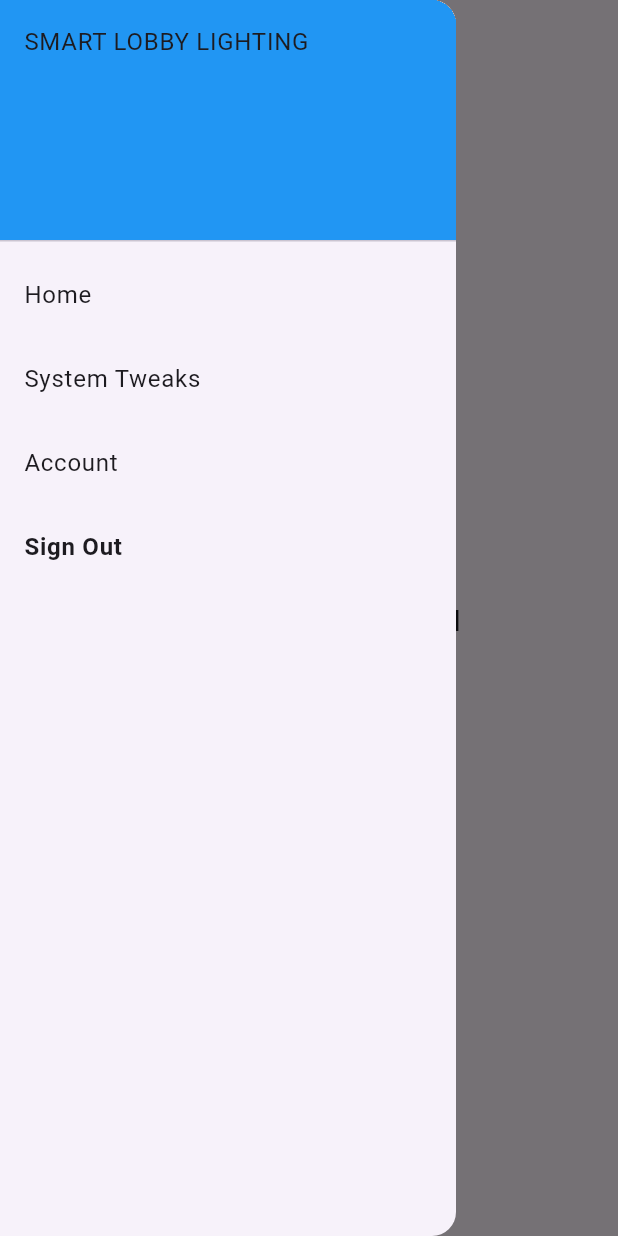
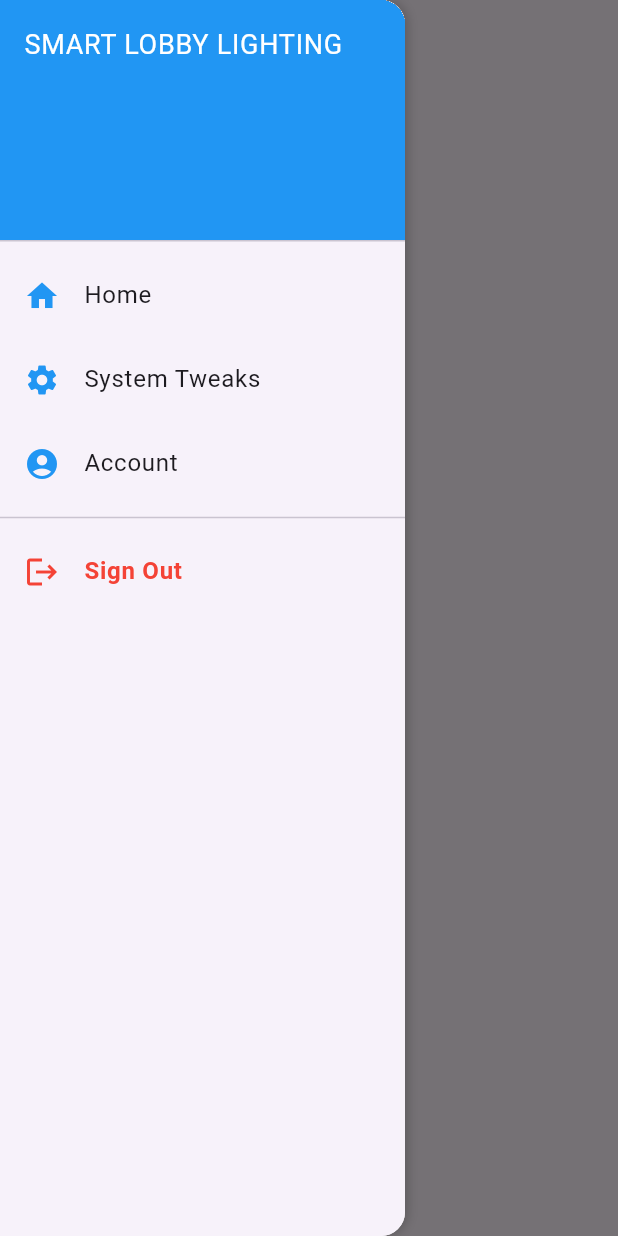
Before and after one commit to ezzzep/SMART-LOBBY-LIGHTING, a Flutter app: the screen it shows once a user with an empty profile is signed in, with the side drawer open, on a phone screen of 412 x 824 dp. Run offline on Flutter 3.47's test engine with Material 3 defaults, Android fonts, the light colour scheme and no system bars; drawn by our look-alikes of lite_rolling_switch; our stand-ins replace firebase_auth, firebase_core, fluttertoast, google_fonts; accounts and stored records are empty; network calls fail.

Commit message:
Activation Modified

```diff
--- a/lib/screens/dashboard/dashboard_screen.dart
+++ b/lib/screens/dashboard/dashboard_screen.dart
@@ -1,35 +1,8 @@
+import 'package:smart_lighting/services/service.dart';
 import 'package:flutter/material.dart';
-import 'package:smart_lighting/services/service.dart';
-import 'package:lite_rolling_switch/lite_rolling_switch.dart';
-import 'package:smart_lighting/common/widgets/successCard/success_card.dart'; // Import SuccessCard
 
-class Home extends StatefulWidget {
+class Home extends StatelessWidget {
   const Home({super.key});
-
-  @override
-  State<Home> createState() => _HomeState();
-}
-
-class _HomeState extends State<Home> {
-  bool isSwitchOn = false;
-  bool showSuccess = false; // Controls when SuccessCard is shown
-
-  void toggleSwitchPosition(bool state) {
-    setState(() {
-      isSwitchOn = state; // Update state when switch toggles
-      showSuccess = false; // Reset success display initially
-    });
-
-    if (state) {
-      Future.delayed(const Duration(seconds: 3), () {
-        if (mounted) {
-          setState(() {
-            showSuccess = true; // Show success card after delay
-          });
-        }
-      });
-    }
-  }
 
   @override
   Widget build(BuildContext context) {
@@ -47,38 +20,41 @@ class _HomeState extends State<Home> {
           },
         ),
       ),
-      drawer: Drawer(
+      drawer: Container(
+        width: 270, // Set custom width to make it smaller
+        decoration: BoxDecoration(
+          color: Colors.white, // Background color
+          borderRadius: BorderRadius.horizontal(
+              right: Radius.circular(16)), // Rounded right edges
+          boxShadow: [
+            BoxShadow(
+              color: Colors.black.withOpacity(0.2),
+              blurRadius: 5,
+              offset: Offset(2, 0), // Shadow on the right
+            ),
+          ],
+        ),
+        child: Drawer(
           child: ListView(
             padding: EdgeInsets.zero,
             children: [
               const DrawerHeader(
                 decoration: BoxDecoration(color: Colors.blue),
-              child: Text('SMART LOBBY LIGHTING'),
+                child: Text(
+                  'SMART LOBBY LIGHTING',
+                  style: TextStyle(color: Colors.white, fontSize: 18),
                 ),
+              ),
+              _buildDrawerItem(Icons.home, 'Home', context),
+              _buildDrawerItem(Icons.settings, 'System Tweaks', context),
+              _buildDrawerItem(Icons.account_circle, 'Account', context),
+              const Divider(), // Add a divider for separation
               ListTile(
-              title: const Text('Home'),
-              onTap: () {
-                Navigator.pop(context);
-              },
-            ),
-            ListTile(
-              title: const Text('System Tweaks'),
-              onTap: () {
-                Navigator.pop(context);
-              },
-            ),
-            ListTile(
-              title: const Text('Account'),
-              onTap: () {
-                Navigator.pop(context);
-              },
-            ),
-            ListTile(
+                leading: const Icon(Icons.logout, color: Colors.red),
                 title: const Text(
                   'Sign Out',
-                style: TextStyle(
-                  fontWeight: FontWeight.bold,
-                ),
+                  style:
+                      TextStyle(fontWeight: FontWeight.bold, color: Colors.red),
                 ),
                 onTap: () async {
                   await AuthService().signout(context: context);
@@ -87,69 +63,18 @@ class _HomeState extends State<Home> {
             ],
           ),
         ),
-      body: Center(
-        child: Column(
-          mainAxisSize: MainAxisSize.min,
-          children: [
-            AnimatedSwitcher(
-              duration: const Duration(milliseconds: 500),
-              child: showSuccess
-                  ? const SuccessCard() // Show success after delay
-                  : const Text(
-                      "SYSTEM ACTIVATION",
-                      style:
-                          TextStyle(fontSize: 20, fontWeight: FontWeight.bold),
-                      key: ValueKey("systemActivation"),
-                    ),
-            ),
-            const SizedBox(height: 10),
-            if (!showSuccess) // Hide switch when success is shown
-              CustomLiteRollingSwitch(
-                onSwitchChanged: toggleSwitchPosition,
-              ),
-          ],
-        ),
       ),
     );
   }
-}
 
-// ✅ Updated CustomLiteRollingSwitch to adjust switch size
-
-class CustomLiteRollingSwitch extends StatefulWidget {
-  final Function(bool) onSwitchChanged;
-
-  const CustomLiteRollingSwitch({super.key, required this.onSwitchChanged});
-
-  @override
-  State<CustomLiteRollingSwitch> createState() =>
-      _CustomLiteRollingSwitchState();
-}
-
-class _CustomLiteRollingSwitchState extends State<CustomLiteRollingSwitch> {
-  @override
-  Widget build(BuildContext context) {
-    return SizedBox(
-      width: 130, // Adjust width of the switch
-      height: 42, // Adjust height of the switch
-      child: LiteRollingSwitch(
-        value: false, // Default switch state is OFF
-        textOn: 'ON',
-        textOff: 'OFF',
-        colorOn: const Color(0xff0D6EFD),
-        colorOff: const Color(0xff6A6A6A),
-        textOnColor: Colors.white,
-        textOffColor: Colors.white,
-        iconOn: Icons.done,
-        iconOff: Icons.remove_circle_outline,
-        textSize: 14.0, // Adjust text size
-        onChanged: (bool state) {
-          widget.onSwitchChanged(state); // Call function when switch changes
+  // Helper function for drawer items
+  Widget _buildDrawerItem(IconData icon, String title, BuildContext context) {
+    return ListTile(
+      leading: Icon(icon, color: Colors.blue),
+      title: Text(title),
+      onTap: () {
+        Navigator.pop(context);
       },
-        onTap: () {},
-        onDoubleTap: () {},
-        onSwipe: () {},
-      ),
     );
   }
 }
```
Also changed, not shown: lib/common/widgets/activation/activation.dart (added, +101 -0 lines), lib/common/widgets/successCard/success_card.dart (+36 -7 lines), lib/screens/login/login_screen.dart (+13 -3 lines), 2 other files. Lines whose indentation alone changed are shown as unchanged.
